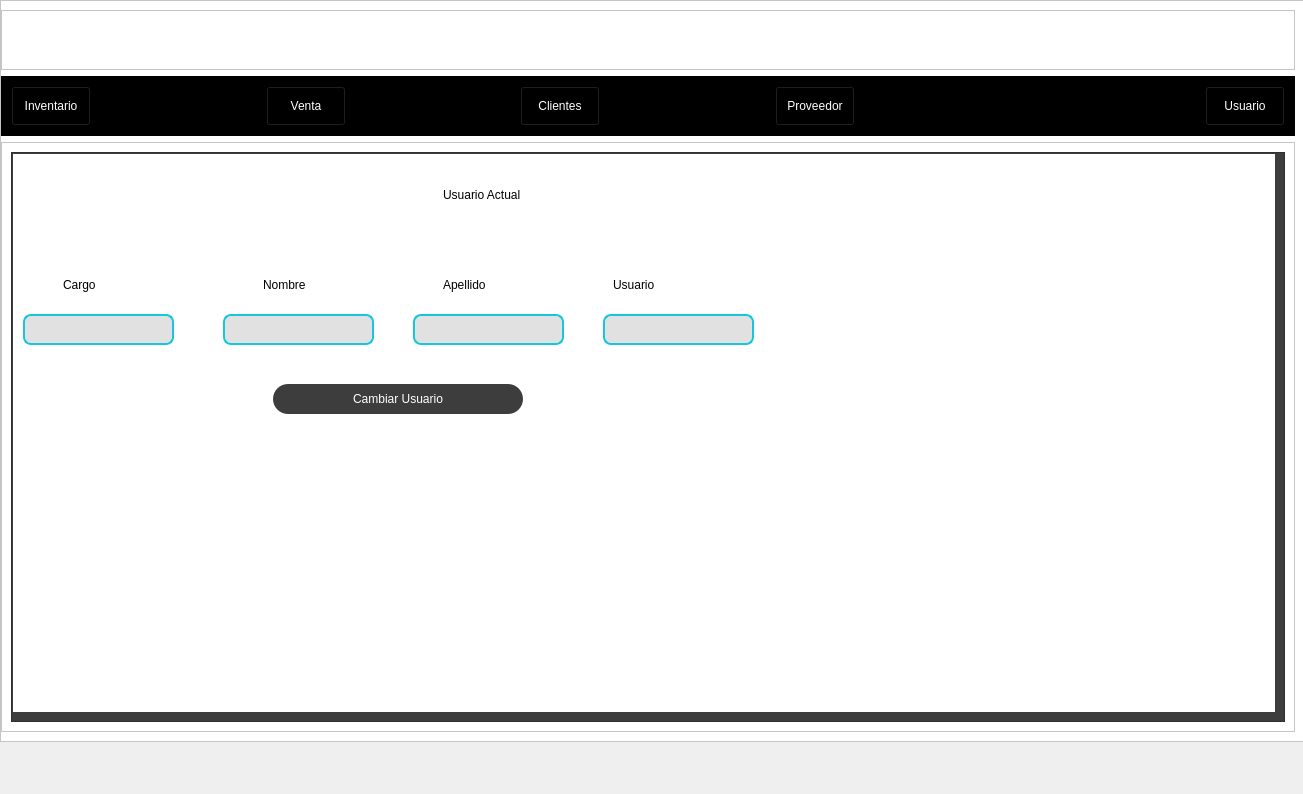
Old version of the form View/Menu_BD.ui in the repository DanielSajvin/Proyecto_basedatos.
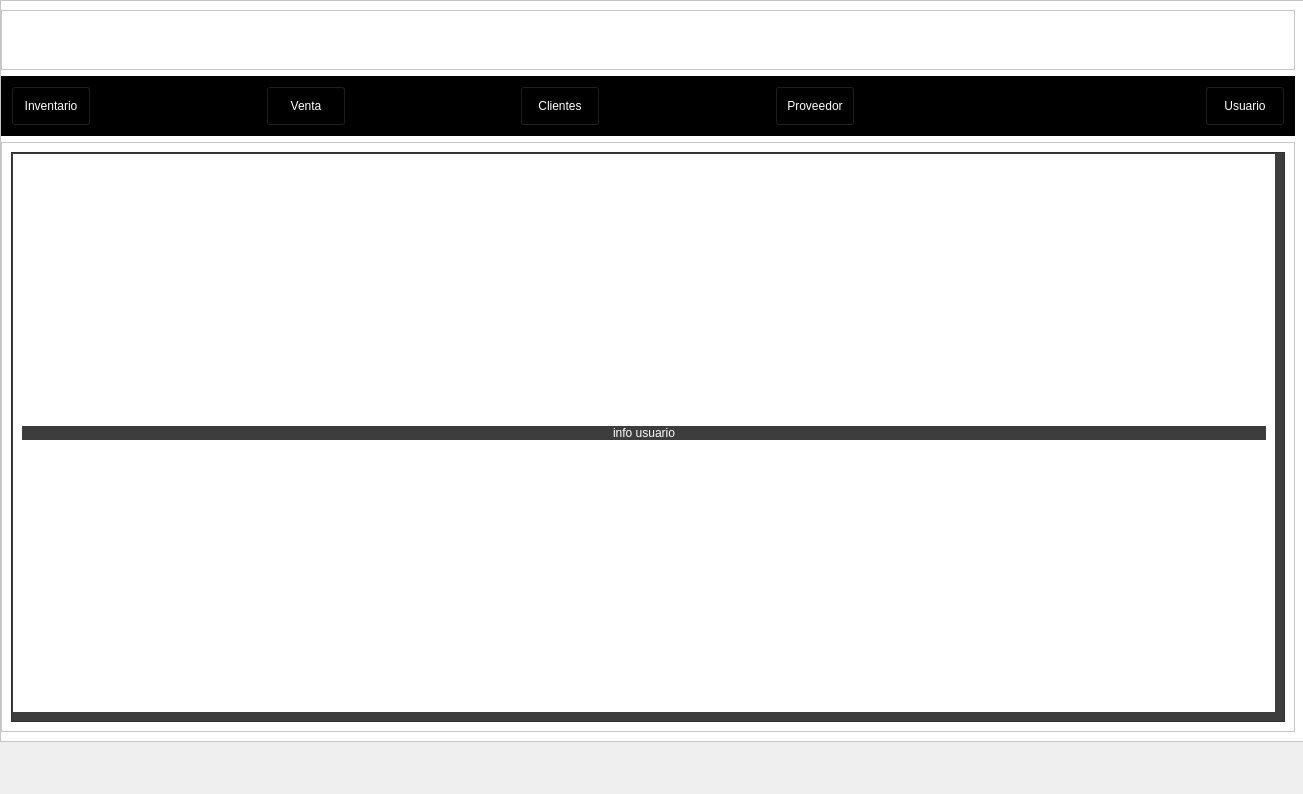
New version of the form. The open tabs and pages were chosen to show the change. Icons and pictures are not drawn.

Commit message: cambios en restar datos del inventario

Patch:
```diff
--- a/View/Menu_BD.ui
+++ b/View/Menu_BD.ui
@@ -1926,211 +1926,15 @@
               </layout>
              </widget>
              <widget class="QWidget" name="page_usuario">
-              <widget class="QLabel" name="label_33">
-               <property name="geometry">
-                <rect>
-                 <x>430</x>
-                 <y>20</y>
-                 <width>171</width>
-                 <height>41</height>
-                </rect>
-               </property>
-               <property name="maximumSize">
-                <size>
-                 <width>16777215</width>
-                 <height>16777215</height>
-                </size>
-               </property>
-               <property name="styleSheet">
-                <string notr="true">color: rgb(0, 0, 0);</string>
-               </property>
-               <property name="text">
-                <string>Usuario Actual</string>
-               </property>
-              </widget>
-              <widget class="QLineEdit" name="mostrar_cargo">
-               <property name="geometry">
-                <rect>
-                 <x>10</x>
-                 <y>160</y>
-                 <width>151</width>
-                 <height>31</height>
-                </rect>
-               </property>
-               <property name="styleSheet">
-                <string notr="true">QLineEdit{
-border: 2px solid #14c8dc;
-border-radius: 8px;
-color: rgb(0, 0, 0);
-background-color:rgb(225,225,225);
-font: 75 12pt&quot;Times New Roman&quot;;
-}</string>
-               </property>
-              </widget>
-              <widget class="QLabel" name="label_34">
-               <property name="geometry">
-                <rect>
-                 <x>50</x>
-                 <y>110</y>
-                 <width>171</width>
-                 <height>41</height>
-                </rect>
-               </property>
-               <property name="maximumSize">
-                <size>
-                 <width>16777215</width>
-                 <height>16777215</height>
-                </size>
-               </property>
-               <property name="styleSheet">
-                <string notr="true">color: rgb(0, 0, 0);</string>
-               </property>
-               <property name="text">
-                <string>Cargo</string>
-               </property>
-              </widget>
-              <widget class="QLabel" name="label_35">
-               <property name="geometry">
-                <rect>
-                 <x>250</x>
-                 <y>110</y>
-                 <width>171</width>
-                 <height>41</height>
-                </rect>
-               </property>
-               <property name="maximumSize">
-                <size>
-                 <width>16777215</width>
-                 <height>16777215</height>
-                </size>
-               </property>
-               <property name="styleSheet">
-                <string notr="true">color: rgb(0, 0, 0);</string>
-               </property>
-               <property name="text">
-                <string>Nombre</string>
-               </property>
-              </widget>
-              <widget class="QLabel" name="label_36">
-               <property name="geometry">
-                <rect>
-                 <x>430</x>
-                 <y>110</y>
-                 <width>171</width>
-                 <height>41</height>
-                </rect>
-               </property>
-               <property name="maximumSize">
-                <size>
-                 <width>16777215</width>
-                 <height>16777215</height>
-                </size>
-               </property>
-               <property name="styleSheet">
-                <string notr="true">color: rgb(0, 0, 0);</string>
-               </property>
-               <property name="text">
-                <string>Apellido</string>
-               </property>
-              </widget>
-              <widget class="QLabel" name="label_37">
-               <property name="geometry">
-                <rect>
-                 <x>600</x>
-                 <y>110</y>
-                 <width>171</width>
-                 <height>41</height>
-                </rect>
-               </property>
-               <property name="maximumSize">
-                <size>
-                 <width>16777215</width>
-                 <height>16777215</height>
-                </size>
-               </property>
-               <property name="styleSheet">
-                <string notr="true">color: rgb(0, 0, 0);</string>
-               </property>
-               <property name="text">
-                <string>Usuario</string>
-               </property>
-              </widget>
-              <widget class="QLineEdit" name="mostrar_usuario">
-               <property name="geometry">
-                <rect>
-                 <x>590</x>
-                 <y>160</y>
-                 <width>151</width>
-                 <height>31</height>
-                </rect>
-               </property>
-               <property name="styleSheet">
-                <string notr="true">QLineEdit{
-border: 2px solid #14c8dc;
-border-radius: 8px;
-color: rgb(0, 0, 0);
-background-color:rgb(225,225,225);
-font: 75 12pt&quot;Times New Roman&quot;;
-}</string>
-               </property>
-              </widget>
-              <widget class="QLineEdit" name="mostrar_apellido">
-               <property name="geometry">
-                <rect>
-                 <x>400</x>
-                 <y>160</y>
-                 <width>151</width>
-                 <height>31</height>
-                </rect>
-               </property>
-               <property name="styleSheet">
-                <string notr="true">QLineEdit{
-border: 2px solid #14c8dc;
-border-radius: 8px;
-color: rgb(0, 0, 0);
-background-color:rgb(225,225,225);
-font: 75 12pt&quot;Times New Roman&quot;;
-}</string>
-               </property>
-              </widget>
-              <widget class="QLineEdit" name="mostrar_nombre">
-               <property name="geometry">
-                <rect>
-                 <x>210</x>
-                 <y>160</y>
-                 <width>151</width>
-                 <height>31</height>
-                </rect>
-               </property>
-               <property name="styleSheet">
-                <string notr="true">QLineEdit{
-border: 2px solid #14c8dc;
-border-radius: 8px;
-color: rgb(0, 0, 0);
-background-color:rgb(225,225,225);
-font: 75 12pt&quot;Times New Roman&quot;;
-}</string>
-               </property>
-              </widget>
-              <widget class="QPushButton" name="btn_cambiar_usuario">
-               <property name="geometry">
-                <rect>
-                 <x>260</x>
-                 <y>230</y>
-                 <width>250</width>
-                 <height>30</height>
-                </rect>
-               </property>
-               <property name="minimumSize">
-                <size>
-                 <width>250</width>
-                 <height>30</height>
-                </size>
-               </property>
-               <property name="text">
-                <string>Cambiar Usuario</string>
-               </property>
-              </widget>
+              <layout class="QVBoxLayout" name="verticalLayout_4">
+               <item>
+                <widget class="QPushButton" name="pushButton_2">
+                 <property name="text">
+                  <string>info usuario</string>
+                 </property>
+                </widget>
+               </item>
+              </layout>
              </widget>
              <widget class="QWidget" name="page_clientes">
               <layout class="QVBoxLayout" name="verticalLayout_12">
```
Left out of the diff: 42 changed lines with no effect on the pictures.
